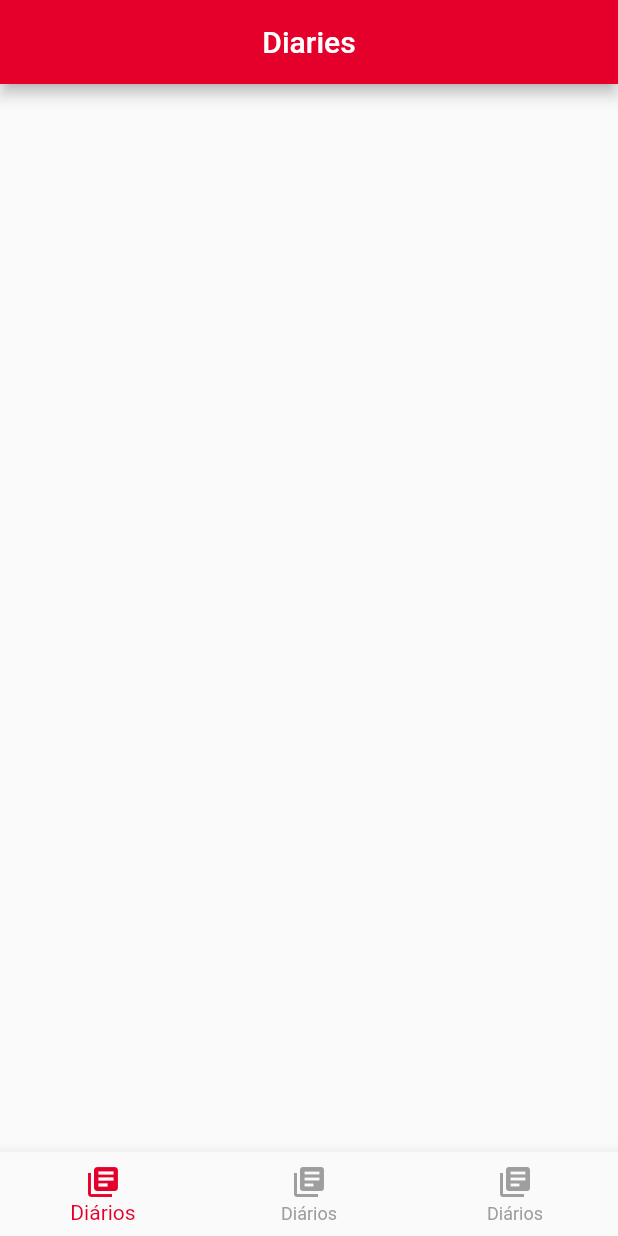
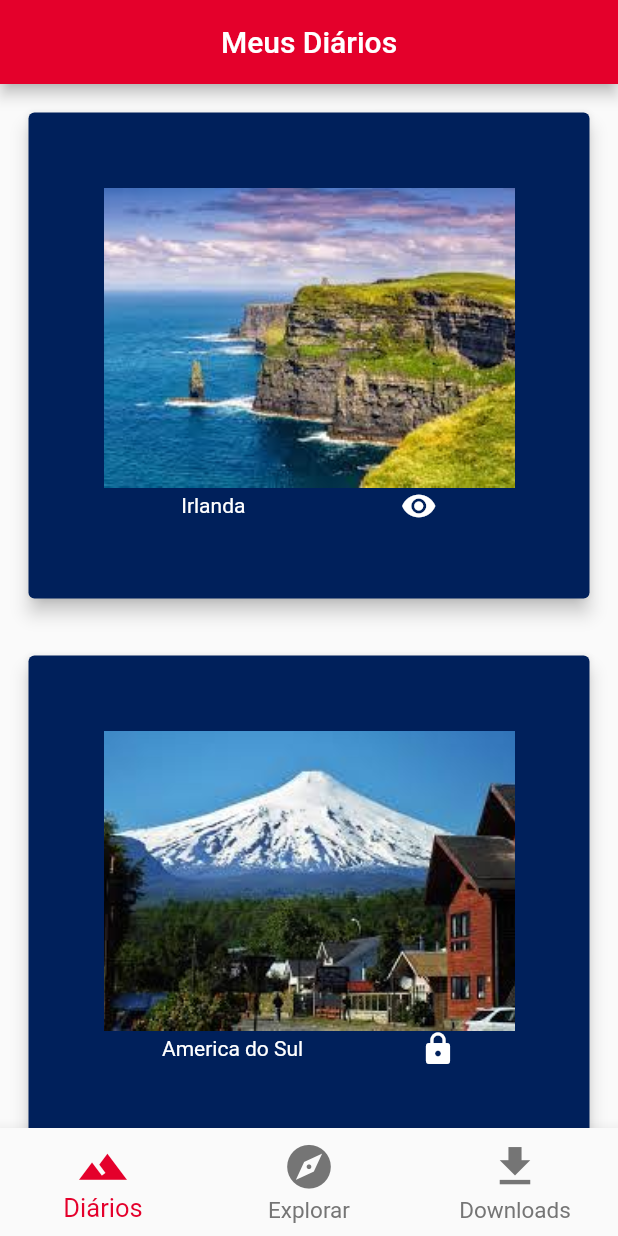
Before and after one commit to BrenoFischer/Travelog, a Flutter app: the screen it shows after launch, after a tap on "Entrar", on a phone screen of 412 x 824 dp. Run offline on Flutter 3.47's test engine with Material 2 defaults, Android fonts, the phone set to English and light mode, and no system bars.

Commit message:
diários e my_diaries screen

```diff
--- /dev/null
+++ b/lib/classes/diary.dart
@@ -0,0 +1,27 @@
+import 'package:flutter/material.dart';
+
+class Diary extends StatelessWidget {
+  const Diary({Key key, this.public, this.title, this.banner})
+      : super(key: key);
+  final bool public;
+  final String title;
+  //final List<Page> pages;
+  final Image banner;
+
+  bool getVisibility() {
+    return public;
+  }
+
+  String getTitle() {
+    return title;
+  }
+
+  Image getBanner() {
+    return banner;
+  }
+
+  @override
+  Widget build(BuildContext context) {
+    return Container();
+  }
+}
--- /dev/null
+++ b/lib/classes/page.dart
@@ -0,0 +1,11 @@
+import 'package:flutter/material.dart';
+
+class Page extends StatelessWidget {
+  const Page({Key key, this.texto}) : super(key: key);
+  final String texto;
+
+  @override
+  Widget build(BuildContext context) {
+    return Container();
+  }
+}
--- a/lib/constants.dart
+++ b/lib/constants.dart
@@ -2,6 +2,8 @@ import 'package:flutter/material.dart';
 
 const primaryColor = Color(0xFFE4002B);
 const secondaryColor = Color(0xFF00205B);
+//const primaryColor = Color(0xFFff4747);
+//const secondaryColor = Color(0xFF0d1042);
 
 const MaterialColor primaryColors =
     const MaterialColor(0xFFE4002B, const <int, Color>{
--- a/lib/main.dart
+++ b/lib/main.dart
@@ -26,7 +26,6 @@ class MyApp extends StatelessWidget {
         theme: ThemeData(
           cursorColor: primaryColor,
           primaryColor: primaryColor,
-          primarySwatch: primaryColors,
           visualDensity: VisualDensity.adaptivePlatformDensity,
         ),
         home: Login(title: 'Travelog'),
--- a/lib/screens/diaries.dart
+++ /dev/null
@@ -1,13 +0,0 @@
-import 'package:flutter/material.dart';
-
-class DiariesScreen extends StatelessWidget {
-  @override
-  Widget build(BuildContext context) {
-    return Scaffold(
-      appBar: AppBar(
-        centerTitle: true,
-        title: Text("Diaries"),
-      ),
-    );
-  }
-}
--- a/lib/screens/explore.dart
+++ b/lib/screens/explore.dart
@@ -6,7 +6,7 @@ class ExploreScreen extends StatelessWidget {
     return Scaffold(
       appBar: AppBar(
         centerTitle: true,
-        title: Text("Explore"),
+        title: Text("Explorar Diários Públicos"),
       ),
     );
   }
--- a/lib/screens/login.dart
+++ b/lib/screens/login.dart
@@ -102,7 +102,7 @@ class LogoImage extends StatelessWidget {
   @override
   Widget build(BuildContext context) {
     return Container(
-      margin: EdgeInsets.only(bottom: 40),
+      margin: EdgeInsets.only(bottom: 20),
       child: Image.asset(
         'assets/images/logo2.png',
         scale: 2.5,
--- /dev/null
+++ b/lib/screens/my_diaries.dart
@@ -0,0 +1,109 @@
+import 'package:flutter/material.dart';
+import 'package:travelog/classes/diary.dart';
+import 'package:travelog/constants.dart';
+
+class MyDiariesScreen extends StatefulWidget {
+  @override
+  _MyDiariesScreenState createState() => _MyDiariesScreenState();
+}
+
+class _MyDiariesScreenState extends State<MyDiariesScreen> {
+  List<Diary> _diaries = new List(3);
+
+  @override
+  void initState() {
+    _diaries[0] = new Diary(
+        public: true,
+        title: "Irlanda",
+        banner: Image.asset(
+          'assets/images/irlandaBanner.jpg',
+          width: 600,
+          height: 240,
+          fit: BoxFit.cover,
+        ));
+    _diaries[1] = new Diary(
+        public: false,
+        title: "America do Sul",
+        banner: Image.asset(
+          'assets/images/americaSulBanner.jpg',
+          width: 600,
+          height: 240,
+          fit: BoxFit.cover,
+        ));
+    _diaries[2] = new Diary(
+        public: true,
+        title: "Foz do Iguaçú",
+        banner: Image.asset(
+          'assets/images/fozBanner.jpg',
+          width: 600,
+          height: 240,
+          fit: BoxFit.cover,
+        ));
+    super.initState();
+  }
+
+  @override
+  Widget build(BuildContext context) {
+    return Scaffold(
+      appBar: AppBar(
+        centerTitle: true,
+        title: Text("Meus Diários"),
+      ),
+      body: ListView.builder(
+          itemCount: _diaries.length,
+          itemBuilder: (BuildContext ctxt, int index) {
+            Diary diary = _diaries[index];
+            bool public = diary.getVisibility();
+            String title = diary.getTitle();
+            Image banner = diary.getBanner();
+            return new DiaryCard(public: public, title: title, banner: banner);
+          }),
+    );
+  }
+}
+
+class DiaryCard extends StatelessWidget {
+  const DiaryCard({Key key, this.public, this.title, this.banner})
+      : super(key: key);
+  final bool public;
+  final String title;
+  final Image banner;
+
+  Icon visibilityIcon() {
+    return public
+        ? Icon(
+            Icons.remove_red_eye,
+            color: Colors.white,
+          )
+        : Icon(Icons.lock, color: Colors.white);
+  }
+
+  @override
+  Widget build(BuildContext context) {
+    return Container(
+      margin: EdgeInsets.all(15),
+      child: Card(
+        elevation: 5,
+        color: secondaryColor,
+        child: Container(
+          padding: EdgeInsets.all(50),
+          child: Column(
+            children: [
+              SizedBox(height: 200, child: banner),
+              Row(
+                mainAxisAlignment: MainAxisAlignment.spaceAround,
+                children: [
+                  Text(
+                    title,
+                    style: TextStyle(color: Colors.white),
+                  ),
+                  visibilityIcon(),
+                ],
+              ),
+            ],
+          ),
+        ),
+      ),
+    );
+  }
+}
--- a/lib/screens/welcome.dart
+++ b/lib/screens/welcome.dart
@@ -1,6 +1,6 @@
 import 'package:flutter/material.dart';
 import 'package:travelog/constants.dart';
-import 'package:travelog/screens/diaries.dart';
+import 'package:travelog/screens/my_diaries.dart';
 import 'package:travelog/screens/downloads.dart';
 import 'package:travelog/screens/explore.dart';
 
@@ -13,6 +13,7 @@ class WelcomeScreen extends StatefulWidget {
 
 class _WelcomeScreenState extends State<WelcomeScreen> {
   final pageViewController = PageController();
+  double iconSize = 35;
 
   @override
   void dispose() {
@@ -22,11 +23,12 @@ class _WelcomeScreenState extends State<WelcomeScreen> {
 
   @override
   Widget build(BuildContext context) {
+    Size size = MediaQuery.of(context).size;
     return Scaffold(
       body: PageView(
         controller: pageViewController,
         children: [
-          DiariesScreen(),
+          MyDiariesScreen(),
           ExploreScreen(),
           DownloadsScreen(),
         ],
@@ -35,24 +37,35 @@ class _WelcomeScreenState extends State<WelcomeScreen> {
         animation: pageViewController,
         builder: (context, snapshot) {
           return BottomNavigationBar(
-            unselectedItemColor: Colors.grey[500],
+            unselectedItemColor: Colors.grey[600],
             selectedItemColor: primaryColor,
+            unselectedFontSize: 15,
+            selectedFontSize: 17,
             currentIndex: pageViewController?.page?.round() ?? 0,
             onTap: (index) {
               pageViewController.jumpToPage(index);
             },
             items: [
               BottomNavigationBarItem(
-                icon: Icon(Icons.library_books),
+                icon: Icon(
+                  Icons.filter_hdr,
+                  size: iconSize,
+                ),
                 title: Text("Diários"),
               ),
               BottomNavigationBarItem(
-                icon: Icon(Icons.library_books),
-                title: Text("Diários"),
+                icon: Icon(
+                  Icons.explore,
+                  size: iconSize,
+                ),
+                title: Text("Explorar"),
               ),
               BottomNavigationBarItem(
-                icon: Icon(Icons.library_books),
-                title: Text("Diários"),
+                icon: Icon(
+                  Icons.file_download,
+                  size: iconSize,
+                ),
+                title: Text("Downloads"),
               ),
             ],
           );
--- a/pubspec.yaml
+++ b/pubspec.yaml
@@ -23,7 +23,6 @@ environment:
 dependencies:
   flutter:
     sdk: flutter
-  google_nav_bar: ^3.0.1
 
 
 
@@ -51,6 +50,9 @@ flutter:
     - assets/images/logo2.png
     - assets/images/world.png
     - assets/images/new_world_dot.png
+    - assets/images/irlandaBanner.jpg
+    - assets/images/americaSulBanner.jpg
+    - assets/images/fozBanner.jpg
   # To add assets to your application, add an assets section, like this:
   # assets:
   #   - images/a_dot_burr.jpeg
```
Also changed, not shown: assets/images/americaSulBanner.jpg (added), assets/images/fozBanner.jpg (added), assets/images/irlandaBanner.jpg (added), pubspec.lock.
